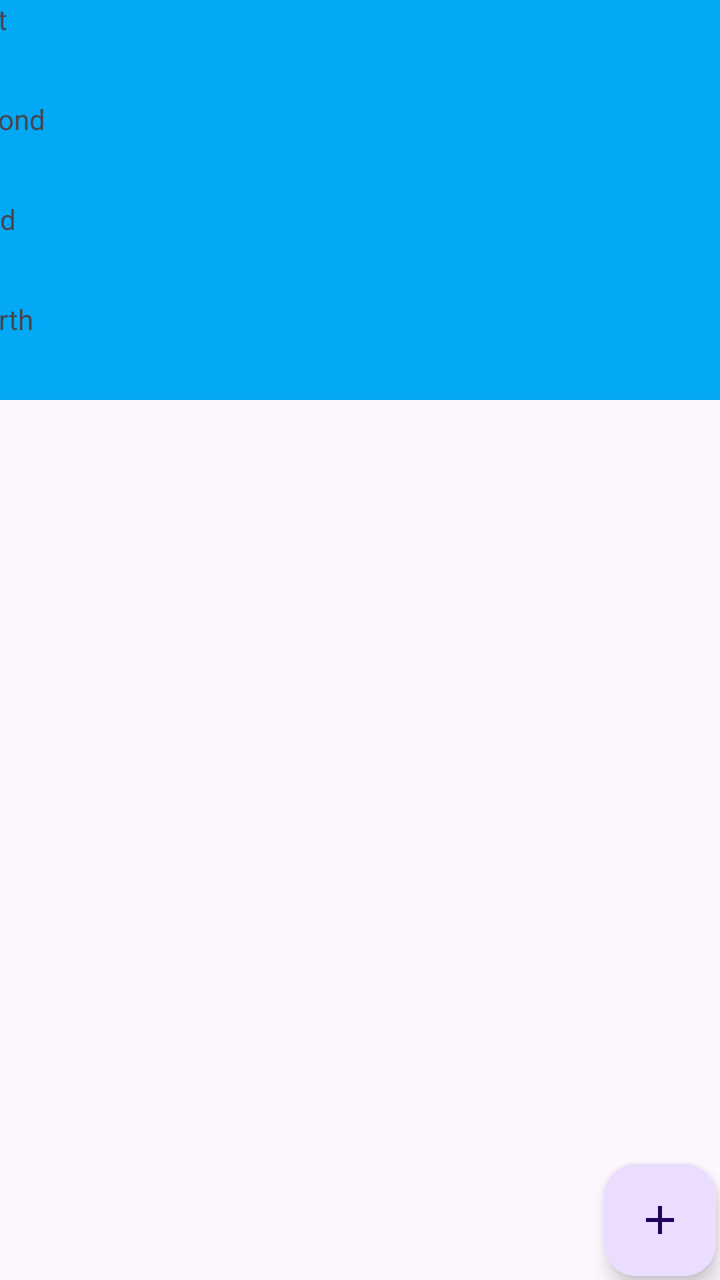
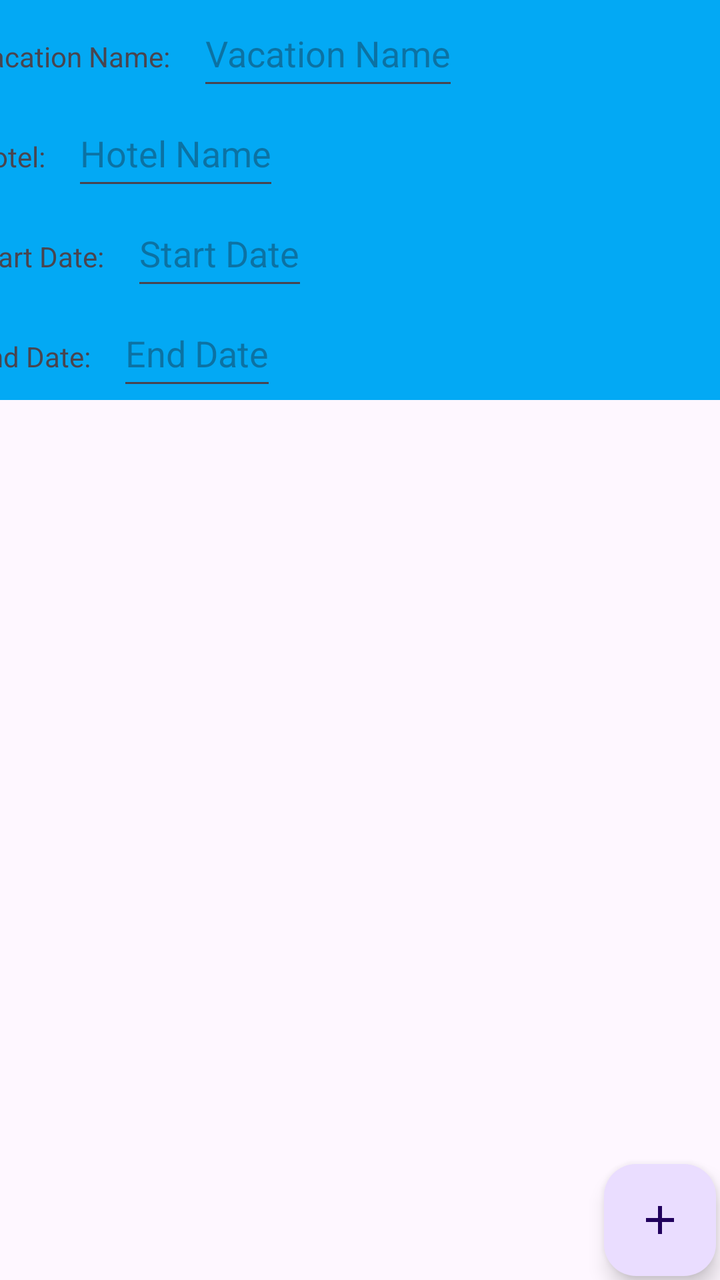

An Android layout rendered at two revisions. The XML below is the earlier revision; the diff shows what the commit changed to produce the second picture.
<!-- AndroidManifest.xml: application theme Theme.D308VacationPlanner -->
<!-- res/layout/activity_vacation_details.xml -->
<?xml version="1.0" encoding="utf-8"?>
<androidx.constraintlayout.widget.ConstraintLayout xmlns:android="http://schemas.android.com/apk/res/android"
    xmlns:app="http://schemas.android.com/apk/res-auto"
    xmlns:tools="http://schemas.android.com/tools"
    android:id="@+id/main"
    android:layout_width="match_parent"
    android:layout_height="match_parent"
    tools:context=".UI.VacationDetails">

    <ScrollView
        android:id="@+id/scrollView2"
        android:layout_width="409dp"
        android:layout_height="200dp"
        android:background="#03A9F4"
        app:layout_constraintTop_toTopOf="parent"
        app:layout_constraintLeft_toLeftOf="parent"
        app:layout_constraintRight_toRightOf="parent">

        <LinearLayout
            android:layout_width="match_parent"
            android:layout_height="wrap_content"
            android:orientation="vertical">

            <TextView
                android:layout_width="wrap_content"
                android:layout_height="50dp"
                android:text="First" />

            <TextView
                android:layout_width="wrap_content"
                android:layout_height="50dp"
                android:text="Second" />

            <TextView
                android:layout_width="wrap_content"
                android:layout_height="50dp"
                android:text="Third" />

            <TextView
                android:layout_width="wrap_content"
                android:layout_height="50dp"
                android:text="Fourth" />

            <TextView
                android:layout_width="wrap_content"
                android:layout_height="50dp"
                android:text="Fifth" />

        </LinearLayout>
    </ScrollView>

    <com.google.android.material.floatingactionbutton.FloatingActionButton
        android:id="@+id/floatingActionButton2"
        android:layout_width="wrap_content"
        android:layout_height="wrap_content"
        android:clickable="true"
        android:layout_margin="2dp"
        app:layout_constraintBottom_toBottomOf="parent"
        app:layout_constraintEnd_toEndOf="parent"
        app:srcCompat="@drawable/add_symbol" />

</androidx.constraintlayout.widget.ConstraintLayout>
<!-- resources referenced by this layout -->
<resources>
  <!-- drawable add_symbol (drawable) -->
  <vector xmlns:android="http://schemas.android.com/apk/res/android" android:height="24dp" android:tint="#000000" android:viewportHeight="960" android:viewportWidth="960" android:width="24dp">
        
      <path android:fillColor="@android:color/white" android:pathData="M440,520L200,520L200,440L440,440L440,200L520,200L520,440L760,440L760,520L520,520L520,760L440,760L440,520Z"/>
      
  </vector>
  <style name="Theme.D308VacationPlanner" parent="Base.Theme.D308VacationPlanner" />
  <style name="Base.Theme.D308VacationPlanner" parent="Theme.Material3.DayNight">
          
          
      </style>
</resources>

<!-- the commit's change to res/layout/activity_vacation_details.xml (unified diff, before → after) -->
@@ -21,30 +21,82 @@
             android:layout_height="wrap_content"
             android:orientation="vertical">
 
-            <TextView
+            <LinearLayout
                 android:layout_width="wrap_content"
-                android:layout_height="50dp"
-                android:text="First" />
+                android:layout_height="wrap_content"
+                android:orientation="horizontal">
 
-            <TextView
+                <TextView
+                    android:layout_width="wrap_content"
+                    android:layout_height="50dp"
+                    android:padding="10dp"
+                    android:text="Vacation Name: " />
+
+                <EditText
+                    android:id="@+id/vacationName"
+                    android:layout_width="wrap_content"
+                    android:layout_height="50dp"
+                    android:hint="Vacation Name" />
+
+            </LinearLayout>
+
+            <LinearLayout
                 android:layout_width="wrap_content"
-                android:layout_height="50dp"
-                android:text="Second" />
+                android:layout_height="wrap_content"
+                android:orientation="horizontal">
 
-            <TextView
+                <TextView
+                    android:layout_width="wrap_content"
+                    android:layout_height="50dp"
+                    android:padding="10dp"
+                    android:text="Hotel: " />
+
+                <EditText
+                    android:id="@+id/hotelName"
+                    android:layout_width="wrap_content"
+                    android:layout_height="50dp"
+                    android:hint="Hotel Name" />
+
+            </LinearLayout>
+
+            <LinearLayout
                 android:layout_width="wrap_content"
-                android:layout_height="50dp"
-                android:text="Third" />
+                android:layout_height="wrap_content"
+                android:orientation="horizontal">
 
-            <TextView
+                <TextView
+                    android:layout_width="wrap_content"
+                    android:layout_height="50dp"
+                    android:padding="10dp"
+                    android:text="Start Date: " />
+
+                <EditText
+                    android:id="@+id/startDate"
+                    android:layout_width="wrap_content"
+                    android:layout_height="50dp"
+                    android:hint="Start Date" />
+
+            </LinearLayout>
+
+            <LinearLayout
                 android:layout_width="wrap_content"
-                android:layout_height="50dp"
-                android:text="Fourth" />
+                android:layout_height="wrap_content"
+                android:orientation="horizontal">
 
-            <TextView
-                android:layout_width="wrap_content"
-                android:layout_height="50dp"
-                android:text="Fifth" />
+                <TextView
+                    android:layout_width="wrap_content"
+                    android:layout_height="50dp"
+                    android:padding="10dp"
+                    android:text="End Date: " />
+
+                <EditText
+                    android:id="@+id/endDate"
+                    android:layout_width="wrap_content"
+                    android:layout_height="50dp"
+                    android:hint="End Date" />
+
+            </LinearLayout>
+
 
         </LinearLayout>
     </ScrollView>
@@ -59,4 +111,13 @@
         app:layout_constraintEnd_toEndOf="parent"
         app:srcCompat="@drawable/add_symbol" />
 
+    <androidx.recyclerview.widget.RecyclerView
+        android:id="@+id/excursionRecyclerView"
+        android:layout_width="409dp"
+        android:layout_height="472dp"
+        tools:layout_editor_absoluteX="1dp"
+        tools:layout_editor_absoluteY="201dp"
+        app:layout_constraintTop_toBottomOf="@id/scrollView2"
+        app:layout_constraintLeft_toLeftOf="parent"/>
+
 </androidx.constraintlayout.widget.ConstraintLayout>
